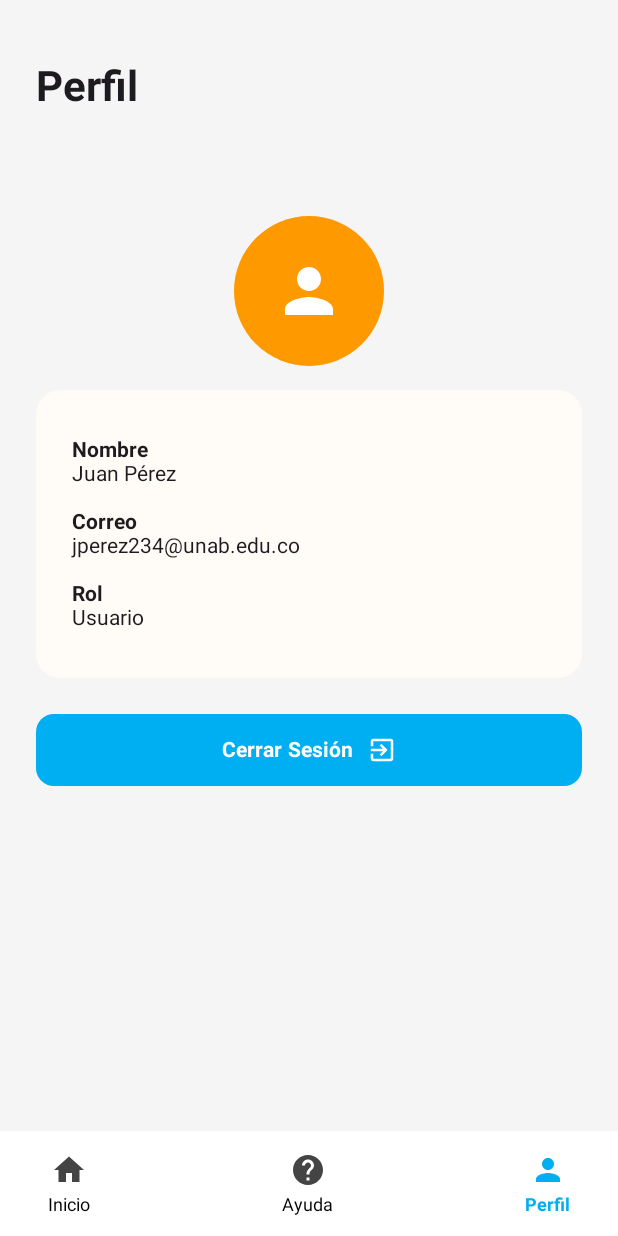
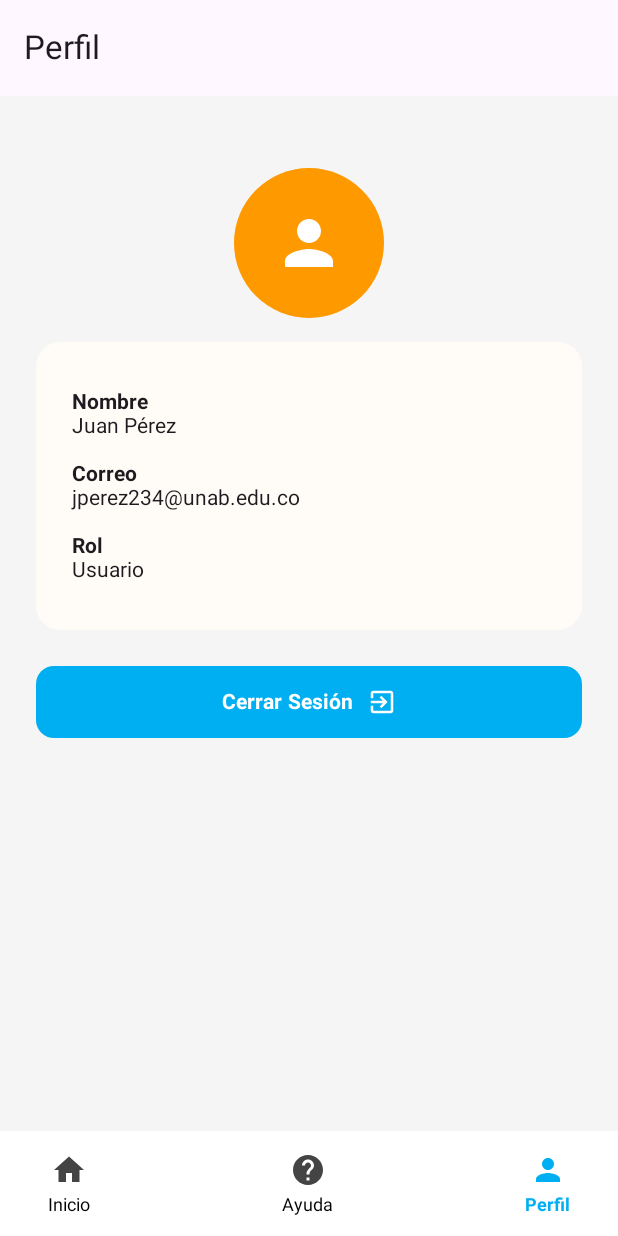
Before and after one commit to leydymacareo/EncontrandoU, an Android app built with Jetpack Compose: the UserProfileScreen screen opened through its navigation route, on a phone screen of 412 x 824 dp. Run offline under Robolectric (Android 15) with nearby library versions, the phone set to English and light mode, and no system bars.

Commit message:
Barra de navegacion del encargado funcionando correctamente con su cerrar sesion

```diff
--- /dev/null
+++ b/app/src/main/java/com/leydymacareo/encontrandou/components/ProfileContent.kt
@@ -0,0 +1,99 @@
+package com.leydymacareo.encontrandou.components
+
+import androidx.compose.foundation.background
+import androidx.compose.foundation.layout.*
+import androidx.compose.foundation.shape.CircleShape
+import androidx.compose.foundation.shape.RoundedCornerShape
+import androidx.compose.material.icons.Icons
+import androidx.compose.material.icons.filled.ExitToApp
+import androidx.compose.material.icons.filled.Person
+import androidx.compose.material3.*
+import androidx.compose.runtime.Composable
+import androidx.compose.ui.Alignment
+import androidx.compose.ui.Modifier
+import androidx.compose.ui.graphics.Color
+import androidx.compose.ui.unit.dp
+import androidx.compose.ui.unit.sp
+import androidx.compose.ui.text.font.FontWeight
+
+@Composable
+fun ProfileContent(
+    nombre: String,
+    correo: String,
+    rol: String,
+    onLogout: () -> Unit
+) {
+    Column(
+        modifier = Modifier
+            .fillMaxSize()
+            .background(Color(0xFFF5F5F5))
+            .padding(24.dp),
+        horizontalAlignment = Alignment.CenterHorizontally,
+        verticalArrangement = Arrangement.Top
+    ) {
+        Spacer(modifier = Modifier.height(24.dp))
+
+        Box(
+            modifier = Modifier
+                .size(100.dp)
+                .background(Color(0xFFFF9900), shape = CircleShape),
+            contentAlignment = Alignment.Center
+        ) {
+            Icon(
+                imageVector = Icons.Default.Person,
+                contentDescription = "User Icon",
+                tint = Color.White,
+                modifier = Modifier.size(48.dp)
+            )
+        }
+
+        Spacer(modifier = Modifier.height(16.dp))
+
+        Card(
+            shape = RoundedCornerShape(16.dp),
+            colors = CardDefaults.cardColors(containerColor = Color(0xFFFFFCF7)),
+            modifier = Modifier.fillMaxWidth()
+        ) {
+            Column(modifier = Modifier.padding(24.dp)) {
+                ProfileItem("Nombre", nombre)
+                ProfileItem("Correo", correo)
+                ProfileItem("Rol", rol)
+            }
+        }
+
+        Spacer(modifier = Modifier.height(24.dp))
+
+        Button(
+            onClick = onLogout,
+            colors = ButtonDefaults.buttonColors(containerColor = Color(0xFF00AFF1)),
+            shape = RoundedCornerShape(12.dp),
+            modifier = Modifier
+                .fillMaxWidth()
+                .height(48.dp)
+        ) {
+            Row(verticalAlignment = Alignment.CenterVertically) {
+                Text("Cerrar Sesión", color = Color.White, fontWeight = FontWeight.Bold)
+                Spacer(modifier = Modifier.width(8.dp))
+                Icon(
+                    imageVector = Icons.Default.ExitToApp,
+                    contentDescription = "Cerrar sesión",
+                    tint = Color.White,
+                    modifier = Modifier.size(20.dp)
+                )
+            }
+        }
+    }
+}
+
+@Composable
+fun ProfileItem(label: String, value: String) {
+    Column(
+        modifier = Modifier
+            .fillMaxWidth()
+            .padding(vertical = 8.dp),
+        horizontalAlignment = Alignment.Start
+    ) {
+        Text(text = label, fontWeight = FontWeight.Bold)
+        Text(text = value, fontSize = 14.sp)
+    }
+}
--- a/app/src/main/java/com/leydymacareo/encontrandou/navigation/NavRoutes.kt
+++ b/app/src/main/java/com/leydymacareo/encontrandou/navigation/NavRoutes.kt
@@ -11,5 +11,9 @@ object NavRoutes {
     const val UserProfile = "perfil_usuario"
     const val DetalleSolicitud = "detalle_solicitud/{solicitudId}/{rol}"
     const val NuevaSolicitud = "nueva_solicitud"
+    const val EncargadoSolicitudes = "encargado_solicitudes"
+    const val EncargadoAjustes = "encargado_ajustes"
+    const val EncargadoProfile = "perfil_encargado"
+
 
 }
--- a/app/src/main/java/com/leydymacareo/encontrandou/screens/login/LoginScreen.kt
+++ b/app/src/main/java/com/leydymacareo/encontrandou/screens/login/LoginScreen.kt
@@ -104,7 +104,7 @@ fun LoginScreen(
             )
 
 
-            Spacer(modifier = Modifier.height(24.dp))
+            Spacer(modifier = Modifier.height(6.dp))
 
             OutlinedTextField(
                 value = password,
--- /dev/null
+++ b/app/src/main/java/com/leydymacareo/encontrandou/screens/user/UserProfileScreen.kt
@@ -0,0 +1,87 @@
+package com.leydymacareo.encontrandou.screens.user
+
+import androidx.compose.foundation.layout.*
+import androidx.compose.material3.*
+import androidx.compose.runtime.Composable
+import androidx.compose.runtime.getValue
+import androidx.navigation.NavController
+import androidx.navigation.compose.currentBackStackEntryAsState
+import com.leydymacareo.encontrandou.NavRoutes
+import com.leydymacareo.encontrandou.R
+import com.leydymacareo.encontrandou.components.ProfileContent
+import com.leydymacareo.encontrandou.viewmodel.SessionViewModel
+import androidx.lifecycle.viewmodel.compose.viewModel
+import androidx.compose.ui.Modifier
+import androidx.compose.ui.unit.dp
+import androidx.compose.ui.graphics.Color
+import androidx.compose.ui.res.painterResource
+import androidx.compose.ui.Alignment
+import androidx.compose.ui.text.font.FontWeight
+import androidx.compose.ui.unit.sp
+
+@OptIn(ExperimentalMaterial3Api::class)
+@Composable
+fun UserProfileScreen(navController: NavController, sessionViewModel: SessionViewModel = viewModel()) {
+    val navBackStackEntry by navController.currentBackStackEntryAsState()
+    val currentRoute = navBackStackEntry?.destination?.route
+
+    Scaffold(
+        topBar = {
+            TopAppBar(title = { Text("Perfil") })
+        },
+        bottomBar = {
+            Surface(
+                color = Color.White,
+                modifier = Modifier
+                    .fillMaxWidth()
+                    .height(70.dp)
+            ) {
+                Row(
+                    modifier = Modifier
+                        .fillMaxSize()
+                        .padding(horizontal = 24.dp),
+                    horizontalArrangement = Arrangement.SpaceBetween,
+                    verticalAlignment = Alignment.CenterVertically
+                ) {
+                    NavBarItem(
+                        icon = painterResource(id = R.drawable.home),
+                        label = "Inicio",
+                        isSelected = currentRoute == NavRoutes.UserHome
+                    ) {
+                        navController.navigate(NavRoutes.UserHome)
+                    }
+
+                    NavBarItem(
+                        icon = painterResource(id = R.drawable.help),
+                        label = "Ayuda",
+                        isSelected = currentRoute == NavRoutes.UserHelp
+                    ) {
+                        navController.navigate(NavRoutes.UserHelp)
+                    }
+
+                    NavBarItem(
+                        icon = painterResource(id = R.drawable.person),
+                        label = "Perfil",
+                        isSelected = currentRoute == NavRoutes.UserProfile
+                    ) {
+                        navController.navigate(NavRoutes.UserProfile)
+                    }
+                }
+            }
+        }
+    ) { innerPadding ->
+        Box(modifier = Modifier.padding(innerPadding)) {
+            ProfileContent(
+                nombre = "Juan Pérez",
+                correo = "jperez234@unab.edu.co",
+                rol = "Usuario",
+                onLogout = {
+                    sessionViewModel.logout()
+                    navController.navigate(NavRoutes.Welcome) {
+                        popUpTo(0) { inclusive = true }
+                    }
+                }
+            )
+        }
+    }
+}
```
Also changed, not shown: app/src/main/java/com/leydymacareo/encontrandou/navigation/AppNavHost.kt (+33 -23 lines), app/src/main/java/com/leydymacareo/encontrandou/screens/staff/ConfiguracionEncargadoScreen.kt (+24 -35 lines), app/src/main/java/com/leydymacareo/encontrandou/screens/staff/EncargadoHomeScreen.kt (+21 -11 lines), app/src/main/java/com/leydymacareo/encontrandou/screens/staff/EncargadoProfileScreen.kt (added, +95 -0 lines), app/src/main/java/com/leydymacareo/encontrandou/screens/staff/SolicitudesEncargadoScreen.kt (+18 -56 lines).
